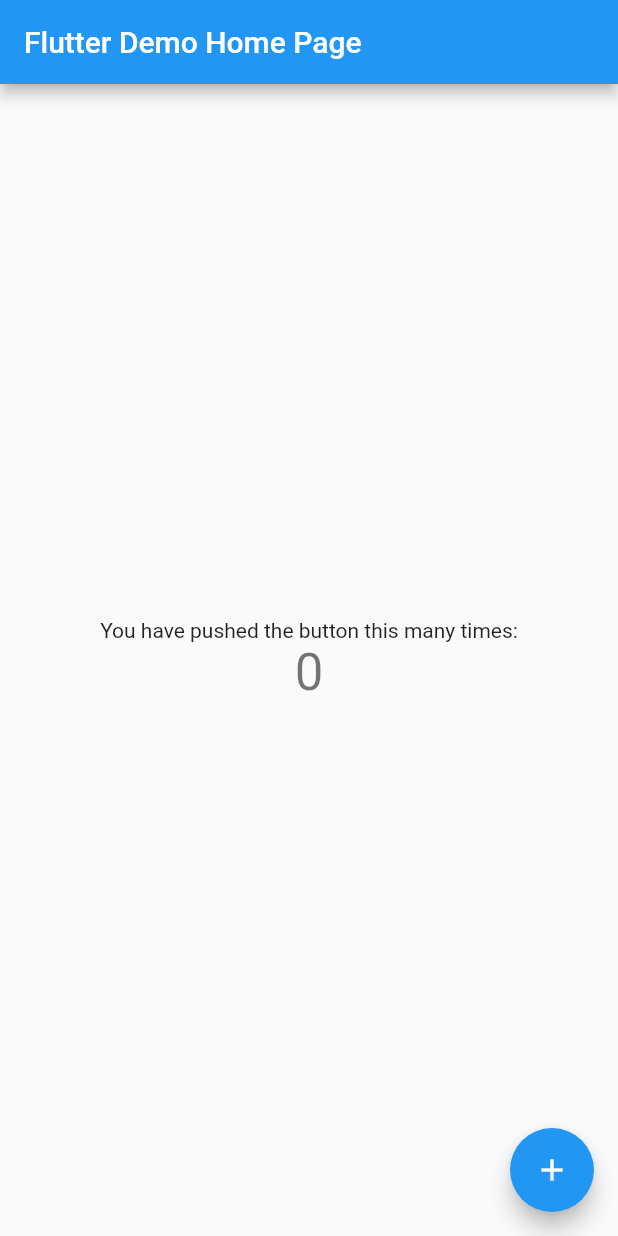
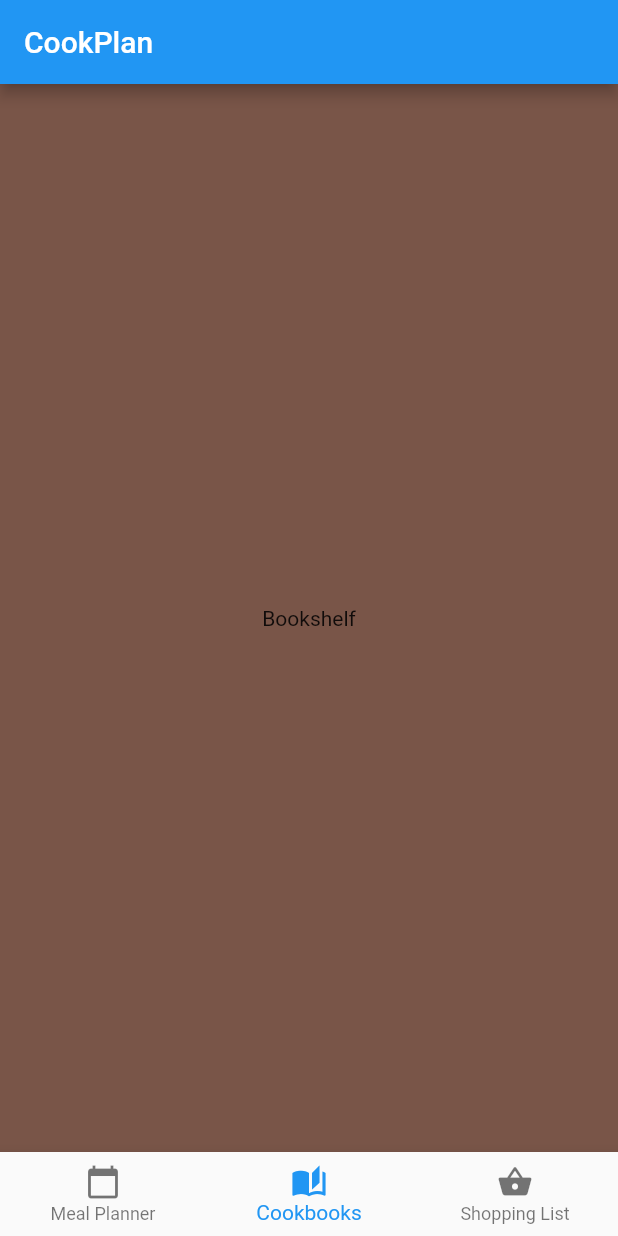
Before and after one commit to Leebecky/Cook.Plan.Shop, a Flutter app: the screen it shows after launch, on a phone screen of 412 x 824 dp. Run offline on Flutter 3.47's test engine with Material 2 defaults, Android fonts, the phone set to English and light mode, and no system bars; our stand-ins replace get.

Commit message:
Added Bottom Navigation Bar

```diff
--- /dev/null
+++ b/lib/Screens/bookshelf.dart
@@ -0,0 +1,16 @@
+import 'package:flutter/material.dart';
+
+class Shelf extends StatefulWidget {
+  @override
+  _ShelfState createState() => _ShelfState();
+}
+
+class _ShelfState extends State<Shelf> {
+  @override
+  Widget build(BuildContext context) {
+    return Container(
+      color: Colors.brown,
+      child: Center(child: Text("Bookshelf")),
+    );
+  }
+}
--- /dev/null
+++ b/lib/Screens/navigations.dart
@@ -0,0 +1,43 @@
+import 'package:flutter/material.dart';
+import './planner.dart';
+import './shopping_list.dart';
+import './bookshelf.dart';
+
+class Navigations extends StatefulWidget {
+  @override
+  _NavigationsState createState() => _NavigationsState();
+}
+
+class _NavigationsState extends State<Navigations> {
+  int _currentIndex;
+  List<Widget> _pages = [Planner(), Shelf(), ShoppingList()];
+
+  @override
+  void initState() {
+    _currentIndex = 1;
+    super.initState();
+  }
+
+  @override
+  Widget build(BuildContext context) {
+    return Scaffold(
+        appBar: AppBar(
+          title: Text("CookPlan"),
+        ),
+        body: _pages[_currentIndex],
+        bottomNavigationBar: BottomNavigationBar(
+          items: [
+            BottomNavigationBarItem(
+                icon: Icon(Icons.calendar_today), label: "Meal Planner"),
+            BottomNavigationBarItem(
+                icon: Icon(Icons.auto_stories), label: "Cookbooks"),
+            BottomNavigationBarItem(
+                icon: Icon(Icons.shopping_basket), label: "Shopping List"),
+          ],
+          onTap: (index) => setState(() {
+            _currentIndex = index;
+          }),
+          currentIndex: _currentIndex,
+        ));
+  }
+}
--- /dev/null
+++ b/lib/Screens/planner.dart
@@ -0,0 +1,16 @@
+import 'package:flutter/material.dart';
+
+class Planner extends StatefulWidget {
+  @override
+  _PlannerState createState() => _PlannerState();
+}
+
+class _PlannerState extends State<Planner> {
+  @override
+  Widget build(BuildContext context) {
+    return Container(
+      color: Colors.red,
+      child: Center(child: Text("Planner")),
+    );
+  }
+}
--- a/lib/main.dart
+++ b/lib/main.dart
@@ -1,5 +1,6 @@
 import 'package:flutter/material.dart';
 import 'package:get/get.dart';
+import 'Screens/navigations.dart';
 
 void main() {
   runApp(MyApp());
@@ -9,106 +10,14 @@
   // This widget is the root of your application.
   @override
   Widget build(BuildContext context) {
-    return MaterialApp(
-      title: 'Flutter Demo',
+    return GetMaterialApp(
+      title: "CookPlan",
       theme: ThemeData(
-        // This is the theme of your application.
-        //
-        // Try running your application with "flutter run". You'll see the
-        // application has a blue toolbar. Then, without quitting the app, try
-        // changing the primarySwatch below to Colors.green and then invoke
-        // "hot reload" (press "r" in the console where you ran "flutter run",
-        // or simply save your changes to "hot reload" in a Flutter IDE).
-        // Notice that the counter didn't reset back to zero; the application
-        // is not restarted.
         primarySwatch: Colors.blue,
       ),
-      home: MyHomePage(title: 'Flutter Demo Home Page'),
+      routes: {
+        "/": (context) => Navigations(),
+      },
     );
   }
 }
-
-class MyHomePage extends StatefulWidget {
-  MyHomePage({Key key, this.title}) : super(key: key);
-
-  // This widget is the home page of your application. It is stateful, meaning
-  // that it has a State object (defined below) that contains fields that affect
-  // how it looks.
-
-  // This class is the configuration for the state. It holds the values (in this
-  // case the title) provided by the parent (in this case the App widget) and
-  // used by the build method of the State. Fields in a Widget subclass are
-  // always marked "final".
-
-  final String title;
-
-  @override
-  _MyHomePageState createState() => _MyHomePageState();
-}
-
-class _MyHomePageState extends State<MyHomePage> {
-  int _counter = 0;
-
-  void _incrementCounter() {
-    setState(() {
-      // This call to setState tells the Flutter framework that something has
-      // changed in this State, which causes it to rerun the build method below
-      // so that the display can reflect the updated values. If we changed
-      // _counter without calling setState(), then the build method would not be
-      // called again, and so nothing would appear to happen.
-      _counter++;
-    });
-  }
-
-  @override
-  Widget build(BuildContext context) {
-    // This method is rerun every time setState is called, for instance as done
-    // by the _incrementCounter method above.
-    //
-    // The Flutter framework has been optimized to make rerunning build methods
-    // fast, so that you can just rebuild anything that needs updating rather
-    // than having to individually change instances of widgets.
-    return Scaffold(
-      appBar: AppBar(
-        // Here we take the value from the MyHomePage object that was created by
-        // the App.build method, and use it to set our appbar title.
-        title: Text(widget.title),
-      ),
-      body: Center(
-        // Center is a layout widget. It takes a single child and positions it
-        // in the middle of the parent.
-        child: Column(
-          // Column is also a layout widget. It takes a list of children and
-          // arranges them vertically. By default, it sizes itself to fit its
-          // children horizontally, and tries to be as tall as its parent.
-          //
-          // Invoke "debug painting" (press "p" in the console, choose the
-          // "Toggle Debug Paint" action from the Flutter Inspector in Android
-          // Studio, or the "Toggle Debug Paint" command in Visual Studio Code)
-          // to see the wireframe for each widget.
-          //
-          // Column has various properties to control how it sizes itself and
-          // how it positions its children. Here we use mainAxisAlignment to
-          // center the children vertically; the main axis here is the vertical
-          // axis because Columns are vertical (the cross axis would be
-          // horizontal).
-          mainAxisAlignment: MainAxisAlignment.center,
-          children: <Widget>[
-            Text(
-              'You have pushed the button this many times:',
-            ),
-            Text(
-              '$_counter',
-              style: Theme.of(context).textTheme.headline4,
-            ),
-          ],
-        ),
-      ),
-      floatingActionButton: FloatingActionButton(
-        onPressed: _incrementCounter,
-        tooltip: 'Increment',
-        child: Icon(Icons.add),
-      ), // This trailing comma makes auto-formatting nicer for build methods.
-    );
-  }
-}
```
